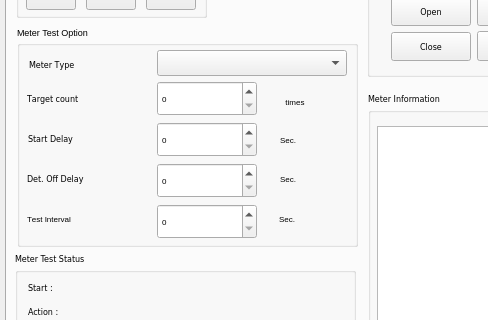
Qt form mainwindow.ui (shnomad/Battery-Test) before a commit; both pictures show x 0 to 488 and y 123 to 443 of the 1024 by 600 pixel window.
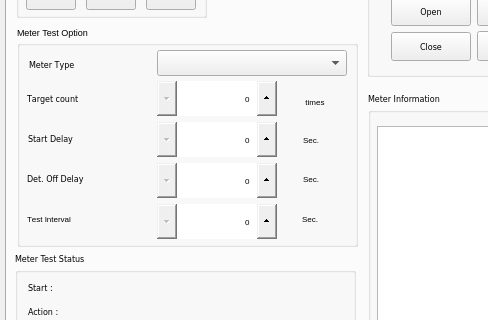
The same form after that commit. Icons and pictures are not drawn.

Commit message: QSpinBox arrow posision changed

```diff
--- a/mainwindow.ui
+++ b/mainwindow.ui
@@ -259,7 +259,7 @@
         <rect>
          <x>140</x>
          <y>137</y>
-         <width>100</width>
+         <width>120</width>
          <height>35</height>
         </rect>
        </property>
@@ -270,13 +270,47 @@
          <bold>false</bold>
         </font>
        </property>
+       <property name="styleSheet">
+        <string notr="true">QSpinBox::up-button
+{	
+	subcontrol-origin:border;
+    subcontrol-position:right;
+    width: 20px;
+    height: 35px;       
+}
+
+QSpinBox::down-button
+{
+	subcontrol-origin:border;
+    subcontrol-position:left;
+    width: 20px;
+    height: 35px;
+}
+
+QSpinBox::up-arrow
+{
+	image: url(:/images/arrow-up.png);
+     width: 30px;
+     height: 30px;
+}
+
+QSpinBox::down-arrow
+{
+	image: url(:/images/arrow-down.png);
+     width: 30px;
+     height: 30px;
+}</string>
+       </property>
+       <property name="alignment">
+        <set>Qt::AlignRight|Qt::AlignTrailing|Qt::AlignVCenter</set>
+       </property>
       </widget>
       <widget class="QSpinBox" name="measure_count_ch1">
        <property name="geometry">
         <rect>
          <x>140</x>
          <y>55</y>
-         <width>100</width>
+         <width>120</width>
          <height>35</height>
         </rect>
        </property>
@@ -288,8 +322,38 @@
         </font>
        </property>
        <property name="styleSheet">
-        <string notr="true">Qspinbox::down-button{width:32px;}
-Qspinbox::up-button{width:32px;}</string>
+        <string notr="true">QSpinBox::up-button
+{	
+	subcontrol-origin:border;
+    subcontrol-position:right;
+    width: 20px;
+    height: 35px;       
+}
+
+QSpinBox::down-button
+{
+	subcontrol-origin:border;
+    subcontrol-position:left;
+    width: 20px;
+    height: 35px;
+}
+
+QSpinBox::up-arrow
+{
+	image: url(:/images/arrow-up.png);
+     width: 30px;
+     height: 30px;
+}
+
+QSpinBox::down-arrow
+{
+	image: url(:/images/arrow-down.png);
+     width: 30px;
+     height: 30px;
+}</string>
+       </property>
+       <property name="alignment">
+        <set>Qt::AlignRight|Qt::AlignTrailing|Qt::AlignVCenter</set>
        </property>
       </widget>
       <widget class="QSpinBox" name="sec_interval_ch1">
@@ -297,7 +361,7 @@
         <rect>
          <x>140</x>
          <y>178</y>
-         <width>100</width>
+         <width>120</width>
          <height>35</height>
         </rect>
        </property>
@@ -308,13 +372,47 @@
          <bold>false</bold>
         </font>
        </property>
+       <property name="styleSheet">
+        <string notr="true">QSpinBox::up-button
+{	
+	subcontrol-origin:border;
+    subcontrol-position:right;
+    width: 20px;
+    height: 35px;       
+}
+
+QSpinBox::down-button
+{
+	subcontrol-origin:border;
+    subcontrol-position:left;
+    width: 20px;
+    height: 35px;
+}
+
+QSpinBox::up-arrow
+{
+	image: url(:/images/arrow-up.png);
+     width: 30px;
+     height: 30px;
+}
+
+QSpinBox::down-arrow
+{
+	image: url(:/images/arrow-down.png);
+     width: 30px;
+     height: 30px;
+}</string>
+       </property>
+       <property name="alignment">
+        <set>Qt::AlignRight|Qt::AlignTrailing|Qt::AlignVCenter</set>
+       </property>
       </widget>
       <widget class="QSpinBox" name="sec_startdelay_ch1">
        <property name="geometry">
         <rect>
          <x>140</x>
          <y>96</y>
-         <width>100</width>
+         <width>120</width>
          <height>35</height>
         </rect>
        </property>
@@ -325,11 +423,45 @@
          <bold>false</bold>
         </font>
        </property>
+       <property name="styleSheet">
+        <string notr="true">QSpinBox::up-button
+{	
+	subcontrol-origin:border;
+    subcontrol-position:right;
+    width: 20px;
+    height: 35px;       
+}
+
+QSpinBox::down-button
+{
+	subcontrol-origin:border;
+    subcontrol-position:left;
+    width: 20px;
+    height: 35px;
+}
+
+QSpinBox::up-arrow
+{
+	image: url(:/images/arrow-up.png);
+     width: 30px;
+     height: 30px;
+}
+
+QSpinBox::down-arrow
+{
+	image: url(:/images/arrow-down.png);
+     width: 30px;
+     height: 30px;
+}</string>
+       </property>
+       <property name="alignment">
+        <set>Qt::AlignRight|Qt::AlignTrailing|Qt::AlignVCenter</set>
+       </property>
       </widget>
       <widget class="QLabel" name="label_2">
        <property name="geometry">
         <rect>
-         <x>255</x>
+         <x>278</x>
          <y>185</y>
          <width>30</width>
          <height>16</height>
@@ -352,7 +484,7 @@
       <widget class="QLabel" name="label_4">
        <property name="geometry">
         <rect>
-         <x>256</x>
+         <x>279</x>
          <y>145</y>
          <width>30</width>
          <height>16</height>
@@ -375,7 +507,7 @@
       <widget class="QLabel" name="label">
        <property name="geometry">
         <rect>
-         <x>253</x>
+         <x>273</x>
          <y>68</y>
          <width>50</width>
          <height>16</height>
@@ -398,7 +530,7 @@
       <widget class="QLabel" name="label_3">
        <property name="geometry">
         <rect>
-         <x>256</x>
+         <x>279</x>
          <y>106</y>
          <width>30</width>
          <height>16</height>
```
Left out of the diff: 152 changed lines with no effect on the pictures. The commit also changes 4 other files.
